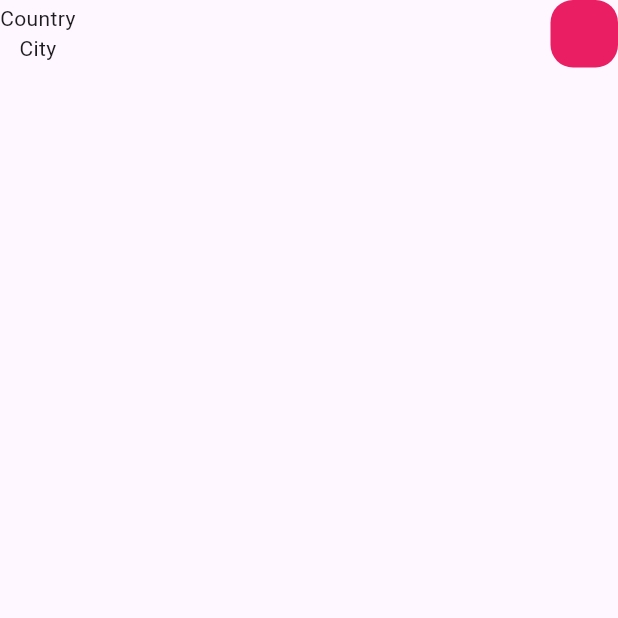
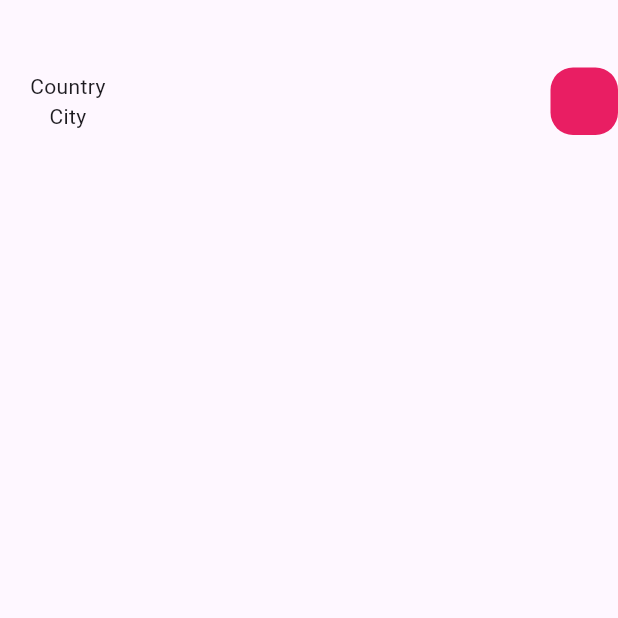
Before and after one commit to Melat369/amberrestaurant, a Flutter app: the screen it shows after launch, on a phone screen of 412 x 824 dp, the top half of it. Run offline on Flutter 3.47's test engine with Material 2 defaults, Android fonts, the phone set to English and light mode, and no system bars.

Commit message:
structuring header

```diff
--- a/lib/home/main_food_page.dart
+++ b/lib/home/main_food_page.dart
@@ -16,6 +16,8 @@ class _MainFoodPageState extends State<MainFoodPage> {
            Container(
      //the child basically represents the header section
       child: Container(
+        margin: EdgeInsets.only(top: 45, bottom :15),
+        padding: EdgeInsets.only(left:20, bottom:20 ),
        child:Row(
         mainAxisAlignment: MainAxisAlignment.spaceBetween,
           children: [
```
